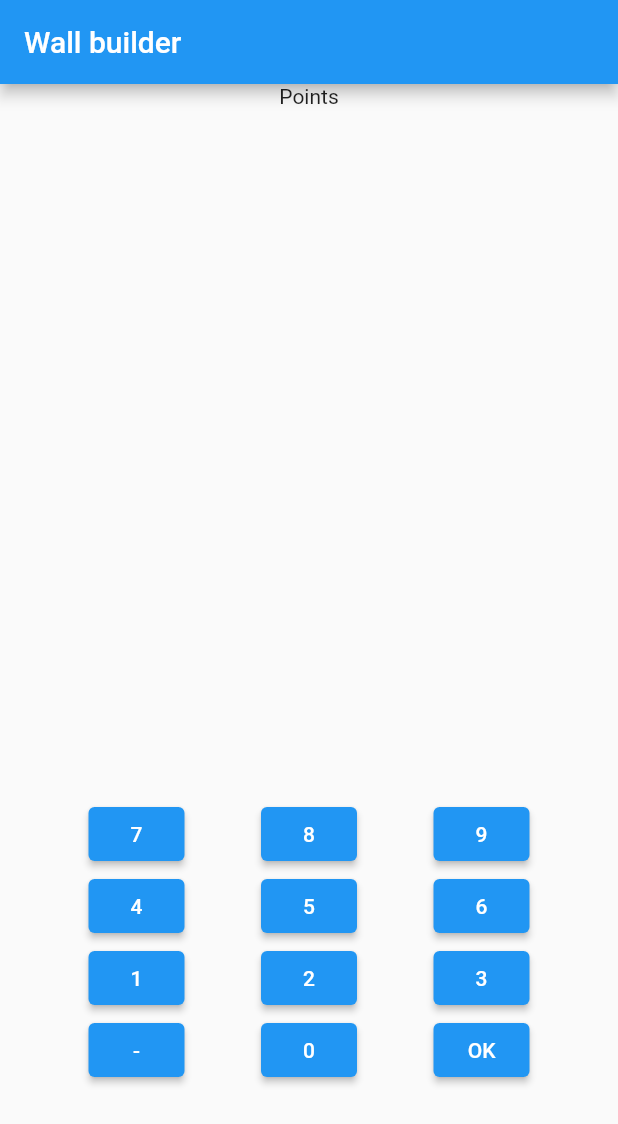
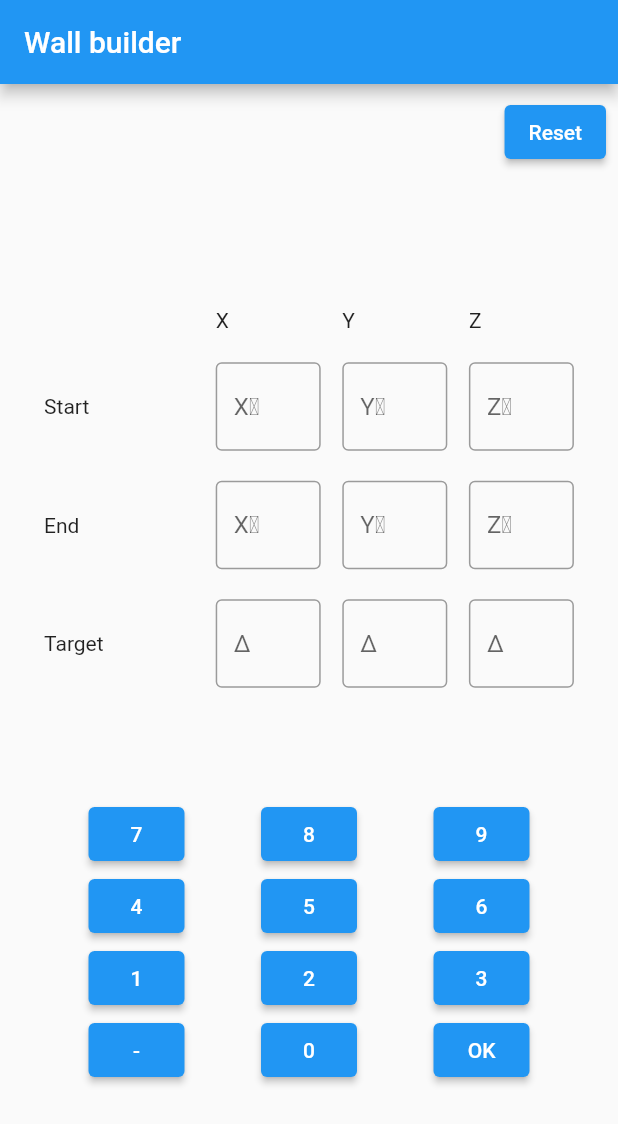
Before and after one commit to jmewes/mc_calculator, a Flutter app: the screen it shows after launch, on a phone screen of 412 x 824 dp. Shown: the top 1124 px of the screen. Run offline on Flutter 3.47's test engine with Material 2 defaults, Android fonts, the phone set to English and light mode, and no system bars.

Commit message:
Add points grid

```diff
--- a/lib/main.dart
+++ b/lib/main.dart
@@ -28,7 +28,6 @@
 }
 
 class _WallBuilderPageState extends State<WallBuilderPage> {
-
   @override
   Widget build(BuildContext context) {
     return Scaffold(
@@ -39,7 +38,17 @@
         child: Column(
           mainAxisAlignment: MainAxisAlignment.spaceBetween,
           children: <Widget>[
-            Text("Points"),
+            Padding(
+              padding: const EdgeInsets.all(8.0),
+              child: Align(
+                alignment: Alignment.centerRight,
+                child: ElevatedButton(
+                  child: Text("Reset"),
+                  onPressed: () {},
+                ),
+              ),
+            ),
+            PointsGrid(),
             NumericKeyboard(),
           ],
         ),
@@ -47,3 +56,162 @@
     );
   }
 }
+
+class PointsGrid extends StatelessWidget {
+  static const double widthFirstCol = 100;
+  static const double widthMiscCol = 70;
+
+  const PointsGrid({Key? key}) : super(key: key);
+
+  @override
+  Widget build(BuildContext context) {
+    return Padding(
+      padding: const EdgeInsets.all(15.0),
+      child: Column(
+        children: [
+          SizedBox(height: 20),
+          Row(
+            mainAxisAlignment: MainAxisAlignment.spaceEvenly,
+            children: [
+              Container(
+                width: widthFirstCol,
+              ),
+              Container(
+                width: widthMiscCol,
+                child: Text("X"),
+              ),
+              Container(
+                width: widthMiscCol,
+                child: Text("Y"),
+              ),
+              Container(
+                width: widthMiscCol,
+                child: Text("Z"),
+              ),
+            ],
+          ),
+          SizedBox(height: 20),
+          Row(
+            mainAxisAlignment: MainAxisAlignment.spaceEvenly,
+            children: [
+              Container(
+                width: widthFirstCol,
+                child: Text("Start"),
+              ),
+              Container(
+                width: widthMiscCol,
+                child: TextField(
+                  keyboardType: TextInputType.none,
+                  decoration: InputDecoration(
+                    border: OutlineInputBorder(),
+                    hintText: 'X\u2081', // x_1
+                  ),
+                ),
+              ),
+              Container(
+                width: widthMiscCol,
+                child: TextField(
+                  keyboardType: TextInputType.none,
+                  decoration: InputDecoration(
+                    border: OutlineInputBorder(),
+                    hintText: 'Y\u2081', // y_1
+                  ),
+                ),
+              ),
+              Container(
+                width: widthMiscCol,
+                child: TextField(
+                  keyboardType: TextInputType.none,
+                  decoration: InputDecoration(
+                    border: OutlineInputBorder(),
+                    hintText: 'Z\u2081', // z_1
+                  ),
+                ),
+              ),
+            ],
+          ),
+          SizedBox(height: 20),
+          Row(
+            mainAxisAlignment: MainAxisAlignment.spaceEvenly,
+            children: [
+              Container(
+                width: widthFirstCol,
+                child: Text("End"),
+              ),
+              Container(
+                width: widthMiscCol,
+                child: TextField(
+                  keyboardType: TextInputType.none,
+                  decoration: InputDecoration(
+                    border: OutlineInputBorder(),
+                    hintText: 'X\u2082', // x_2
+                  ),
+                ),
+              ),
+              Container(
+                width: widthMiscCol,
+                child: TextField(
+                  keyboardType: TextInputType.none,
+                  decoration: InputDecoration(
+                    border: OutlineInputBorder(),
+                    hintText: 'Y\u2082', // y_2
+                  ),
+                ),
+              ),
+              Container(
+                width: widthMiscCol,
+                child: TextField(
+                  keyboardType: TextInputType.none,
+                  decoration: InputDecoration(
+                    border: OutlineInputBorder(),
+                    hintText: 'Z\u2082', // z_2
+                  ),
+                ),
+              ),
+            ],
+          ),
+          SizedBox(height: 20),
+          Row(
+            mainAxisAlignment: MainAxisAlignment.spaceEvenly,
+            children: [
+              Container(
+                width: widthFirstCol,
+                child: Text("Target"),
+              ),
+              Container(
+                width: widthMiscCol,
+                child: TextField(
+                  keyboardType: TextInputType.none,
+                  decoration: InputDecoration(
+                    border: OutlineInputBorder(),
+                    hintText: 'Δ',
+                  ),
+                ),
+              ),
+              Container(
+                width: widthMiscCol,
+                child: TextField(
+                  keyboardType: TextInputType.none,
+                  decoration: InputDecoration(
+                    border: OutlineInputBorder(),
+                    hintText: 'Δ',
+                  ),
+                ),
+              ),
+              Container(
+                width: widthMiscCol,
+                child: TextField(
+                  keyboardType: TextInputType.none,
+                  decoration: InputDecoration(
+                    border: OutlineInputBorder(),
+                    hintText: 'Δ',
+                  ),
+                ),
+              ),
+            ],
+          ),
+        ],
+      ),
+    );
+  }
+}
```
